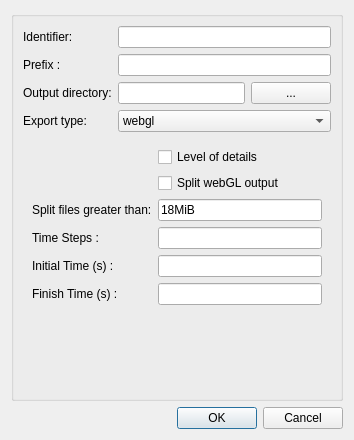
The window that mapclientplugins/argonsceneexporterstep/qt/configuredialog.ui (mapclient-plugins/mapclientplugins.argonsceneexporterstep) describes before a commit, drawn with Qt 5.
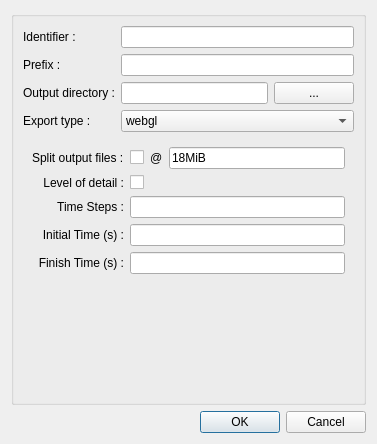
The same window after the commit.

Commit message: Update user interface for configure dialog.

```diff
--- a/mapclientplugins/argonsceneexporterstep/qt/configuredialog.ui
+++ b/mapclientplugins/argonsceneexporterstep/qt/configuredialog.ui
@@ -6,15 +6,15 @@
    <rect>
     <x>0</x>
     <y>0</y>
-    <width>354</width>
-    <height>440</height>
+    <width>377</width>
+    <height>444</height>
    </rect>
   </property>
   <property name="windowTitle">
    <string>Configure Argon Scene Exporter</string>
   </property>
-  <layout class="QVBoxLayout" name="verticalLayout">
-   <item>
+  <layout class="QGridLayout" name="gridLayout">
+   <item row="0" column="0">
     <widget class="QGroupBox" name="configGroupBox">
      <property name="title">
       <string/>
@@ -23,7 +23,7 @@
       <item row="0" column="0">
        <widget class="QLabel" name="label0">
         <property name="text">
-         <string>Identifier:  </string>
+         <string>Identifier :</string>
         </property>
        </widget>
       </item>
@@ -33,7 +33,7 @@
       <item row="1" column="0">
        <widget class="QLabel" name="label_3">
         <property name="text">
-         <string>Prefix : </string>
+         <string>Prefix :</string>
         </property>
        </widget>
       </item>
@@ -43,7 +43,7 @@
       <item row="2" column="0">
        <widget class="QLabel" name="label1">
         <property name="text">
-         <string>Output directory:</string>
+         <string>Output directory :</string>
         </property>
        </widget>
       </item>
@@ -64,7 +64,7 @@
       <item row="3" column="0">
        <widget class="QLabel" name="label_5">
         <property name="text">
-         <string>Export type:</string>
+         <string>Export type :</string>
         </property>
        </widget>
       </item>
@@ -171,65 +171,164 @@
         <widget class="QWidget" name="pageVTK"/>
         <widget class="QWidget" name="pageWavefront"/>
         <widget class="QWidget" name="pageWebGL">
-         <layout class="QFormLayout" name="formLayout_2">
-          <item row="0" column="1">
-           <widget class="QCheckBox" name="checkBoxLODs">
-            <property name="text">
-             <string>Level of details</string>
-            </property>
-           </widget>
-          </item>
-          <item row="1" column="1">
-           <widget class="QCheckBox" name="checkBoxSplitWebGLOutput">
-            <property name="text">
-             <string>Split webGL output</string>
-            </property>
-           </widget>
-          </item>
-          <item row="2" column="1">
-           <widget class="QLineEdit" name="splitMaxSize_lineEdit">
-            <property name="text">
-             <string>18MiB</string>
-            </property>
-           </widget>
-          </item>
-          <item row="2" column="0">
+         <layout class="QGridLayout" name="gridLayout_2">
+          <item row="0" column="0">
            <widget class="QLabel" name="label_6">
             <property name="text">
-             <string>Split files greater than:</string>
+             <string>Split output files :</string>
             </property>
            </widget>
           </item>
-          <item row="3" column="0">
+          <item row="0" column="1">
+           <widget class="QFrame" name="frame">
+            <property name="frameShape">
+             <enum>QFrame::Shape::NoFrame</enum>
+            </property>
+            <property name="frameShadow">
+             <enum>QFrame::Shadow::Plain</enum>
+            </property>
+            <property name="lineWidth">
+             <number>0</number>
+            </property>
+            <layout class="QHBoxLayout" name="horizontalLayout_3">
+             <property name="leftMargin">
+              <number>0</number>
+             </property>
+             <property name="topMargin">
+              <number>0</number>
+             </property>
+             <property name="rightMargin">
+              <number>0</number>
+             </property>
+             <property name="bottomMargin">
+              <number>0</number>
+             </property>
+             <item>
+              <widget class="QCheckBox" name="checkBoxSplitWebGLOutput">
+               <property name="toolTip">
+                <string>If checked, splits the output files to be at most the size specified.</string>
+               </property>
+               <property name="text">
+                <string/>
+               </property>
+              </widget>
+             </item>
+             <item>
+              <widget class="QLabel" name="label_7">
+               <property name="text">
+                <string>@</string>
+               </property>
+              </widget>
+             </item>
+             <item>
+              <widget class="QLineEdit" name="splitMaxSize_lineEdit">
+               <property name="text">
+                <string>18MiB</string>
+               </property>
+              </widget>
+             </item>
+            </layout>
+           </widget>
+          </item>
+          <item row="1" column="0">
+           <widget class="QLabel" name="label_8">
+            <property name="text">
+             <string>Level of detail :</string>
+            </property>
+            <property name="alignment">
+             <set>Qt::AlignmentFlag::AlignRight|Qt::AlignmentFlag::AlignTrailing|Qt::AlignmentFlag::AlignVCenter</set>
+            </property>
+           </widget>
+          </item>
+          <item row="1" column="1">
+           <widget class="QFrame" name="frame_2">
+            <property name="frameShape">
+             <enum>QFrame::Shape::NoFrame</enum>
+            </property>
+            <property name="frameShadow">
+             <enum>QFrame::Shadow::Plain</enum>
+            </property>
+            <property name="lineWidth">
+             <number>0</number>
+            </property>
+            <layout class="QHBoxLayout" name="horizontalLayout_2">
+             <property name="leftMargin">
+              <number>0</number>
+             </property>
+             <property name="topMargin">
+              <number>0</number>
+             </property>
+             <property name="rightMargin">
+              <number>0</number>
+             </property>
+             <property name="bottomMargin">
+              <number>0</number>
+             </property>
+             <item>
+              <widget class="QCheckBox" name="checkBoxLODs">
+               <property name="toolTip">
+                <string>If checked, outputs additional files with lower tessellations.</string>
+               </property>
+               <property name="text">
+                <string/>
+               </property>
+              </widget>
+             </item>
+            </layout>
+           </widget>
+          </item>
+          <item row="2" column="0">
            <widget class="QLabel" name="label_4">
             <property name="text">
-             <string>Time Steps : </string>
+             <string>Time Steps :</string>
+            </property>
+            <property name="alignment">
+             <set>Qt::AlignmentFlag::AlignRight|Qt::AlignmentFlag::AlignTrailing|Qt::AlignmentFlag::AlignVCenter</set>
             </property>
            </widget>
           </item>
-          <item row="4" column="0">
+          <item row="2" column="1">
+           <widget class="QLineEdit" name="timeSteps_lineEdit"/>
+          </item>
+          <item row="3" column="0">
            <widget class="QLabel" name="label">
             <property name="text">
-             <string>Initial Time (s) : </string>
+             <string>Initial Time (s) :</string>
             </property>
-           </widget>
-          </item>
-          <item row="5" column="0">
-           <widget class="QLabel" name="label_2">
-            <property name="text">
-             <string>Finish Time (s) : </string>
+            <property name="alignment">
+             <set>Qt::AlignmentFlag::AlignRight|Qt::AlignmentFlag::AlignTrailing|Qt::AlignmentFlag::AlignVCenter</set>
             </property>
            </widget>
           </item>
           <item row="3" column="1">
-           <widget class="QLineEdit" name="timeSteps_lineEdit"/>
-          </item>
-          <item row="4" column="1">
            <widget class="QLineEdit" name="initialTime_lineEdit"/>
           </item>
-          <item row="5" column="1">
+          <item row="4" column="0">
+           <widget class="QLabel" name="label_2">
+            <property name="text">
+             <string>Finish Time (s) :</string>
+            </property>
+            <property name="alignment">
+             <set>Qt::AlignmentFlag::AlignRight|Qt::AlignmentFlag::AlignTrailing|Qt::AlignmentFlag::AlignVCenter</set>
+            </property>
+           </widget>
+          </item>
+          <item row="4" column="1">
            <widget class="QLineEdit" name="finishTime_lineEdit"/>
           </item>
+          <item row="5" column="1">
+           <spacer name="verticalSpacer">
+            <property name="orientation">
+             <enum>Qt::Orientation::Vertical</enum>
+            </property>
+            <property name="sizeHint" stdset="0">
+             <size>
+              <width>20</width>
+              <height>40</height>
+             </size>
+            </property>
+           </spacer>
+          </item>
          </layout>
         </widget>
        </widget>
@@ -237,7 +336,7 @@
      </layout>
     </widget>
    </item>
-   <item>
+   <item row="1" column="0">
     <widget class="QDialogButtonBox" name="buttonBox">
      <property name="orientation">
       <enum>Qt::Horizontal</enum>
```
Left out of the diff: 4 changed lines with no effect on the pictures. The commit also changes 1 other file.
